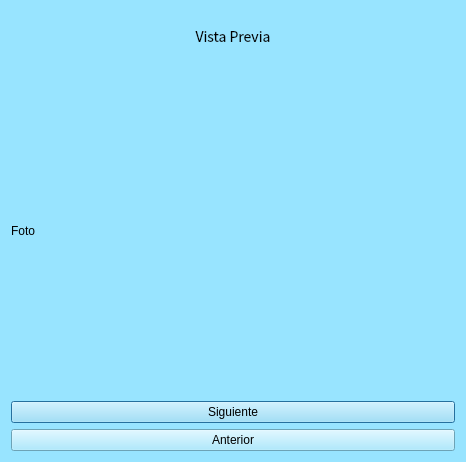
Old version of the form ui/preview.ui in the repository Reinaldito04/IUTA----HORARIOS.
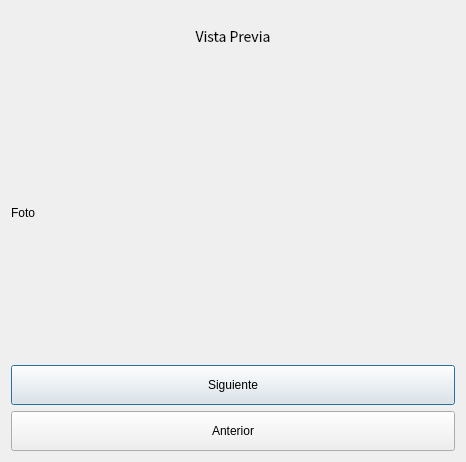
New version of the form.

```diff
--- a/ui/preview.ui
+++ b/ui/preview.ui
@@ -14,7 +14,30 @@
    <string>Dialog</string>
   </property>
   <property name="styleSheet">
-   <string notr="true">background-color:rgb(152, 228, 255);</string>
+   <string notr="true">QPushButton{
+background-color:#253b59;
+color:white;
+font-size:14px;
+border-radius:15px;
+}
+QPushButton::Hover{
+background-color:#637aa6;
+}
+QFrame{
+background-color:#D9D9D9;
+}
+QLineEdit{
+background-color: #7E94Bf;
+}
+QLabel{
+font-size:15px;
+color:#111626;}
+border:none;
+border-bottom: 2px solid rgb(128, 179, 255);
+border-right:2px solid rgb(128, 179, 255);
+border-radius:10px;
+font-size:14px;
+</string>
   </property>
   <layout class="QVBoxLayout" name="verticalLayout">
    <item>
@@ -60,6 +83,12 @@
    </item>
    <item>
     <widget class="QPushButton" name="btn_siguiente">
+     <property name="minimumSize">
+      <size>
+       <width>100</width>
+       <height>40</height>
+      </size>
+     </property>
      <property name="text">
       <string>Siguiente</string>
      </property>
@@ -67,6 +96,12 @@
    </item>
    <item>
     <widget class="QPushButton" name="btn_anterior">
+     <property name="minimumSize">
+      <size>
+       <width>100</width>
+       <height>40</height>
+      </size>
+     </property>
      <property name="text">
       <string>Anterior</string>
      </property>
```
